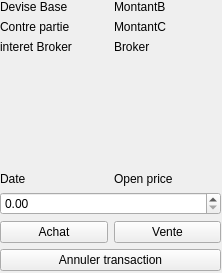
The window that source/TradingSimulator/modemanuelwidget.ui (VSahanaa/LO21_TrandingSimulator) describes before a commit, drawn with Qt 5.
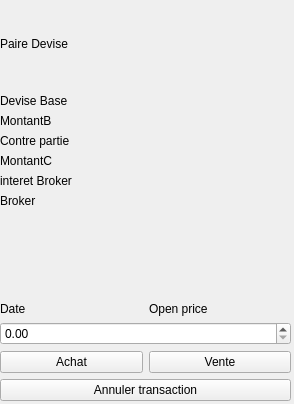
The same window after the commit.

```diff
--- a/source/TradingSimulator/modemanuelwidget.ui
+++ b/source/TradingSimulator/modemanuelwidget.ui
@@ -6,8 +6,8 @@
    <rect>
     <x>0</x>
     <y>0</y>
-    <width>222</width>
-    <height>273</height>
+    <width>294</width>
+    <height>404</height>
    </rect>
   </property>
   <property name="windowTitle">
@@ -18,60 +18,82 @@
     <rect>
      <x>0</x>
      <y>0</y>
-     <width>221</width>
-     <height>271</height>
+     <width>291</width>
+     <height>401</height>
     </rect>
    </property>
    <layout class="QVBoxLayout" name="VL_menu">
     <item>
      <layout class="QVBoxLayout" name="VL_menuTransaction">
+      <item>
+       <widget class="QLabel" name="pairelabel">
+        <property name="sizePolicy">
+         <sizepolicy hsizetype="Preferred" vsizetype="Expanding">
+          <horstretch>0</horstretch>
+          <verstretch>0</verstretch>
+         </sizepolicy>
+        </property>
+        <property name="maximumSize">
+         <size>
+          <width>16777215</width>
+          <height>10777215</height>
+         </size>
+        </property>
+        <property name="text">
+         <string>Paire Devise</string>
+        </property>
+       </widget>
+      </item>
       <item>
        <layout class="QHBoxLayout" name="HL_infoDate">
         <item>
-         <layout class="QGridLayout" name="gridLayout_2">
-          <item row="0" column="1">
+         <layout class="QGridLayout" name="gridLayout_2"/>
+        </item>
+       </layout>
+      </item>
+      <item>
+       <layout class="QVBoxLayout" name="verticalLayout">
+        <item>
+         <widget class="QLabel" name="label">
+          <property name="text">
+           <string>Devise Base</string>
+          </property>
+         </widget>
+        </item>
+        <item>
            <widget class="QLabel" name="label_montantBase">
             <property name="text">
              <string>MontantB</string>
             </property>
            </widget>
           </item>
-          <item row="2" column="0">
+        <item>
            <widget class="QLabel" name="label_2">
             <property name="text">
              <string>Contre partie</string>
             </property>
            </widget>
           </item>
-          <item row="3" column="1">
-           <widget class="QLabel" name="label_broker">
-            <property name="text">
-             <string>Broker</string>
-            </property>
-           </widget>
-          </item>
-          <item row="3" column="0">
-           <widget class="QLabel" name="label_3">
-            <property name="text">
-             <string>interet Broker</string>
-            </property>
-           </widget>
-          </item>
-          <item row="0" column="0">
-           <widget class="QLabel" name="label">
-            <property name="text">
-             <string>Devise Base</string>
-            </property>
-           </widget>
-          </item>
-          <item row="2" column="1">
+        <item>
            <widget class="QLabel" name="label_montantContrepartie">
             <property name="text">
              <string>MontantC</string>
             </property>
            </widget>
           </item>
-         </layout>
+        <item>
+         <widget class="QLabel" name="label_3">
+          <property name="text">
+           <string>interet Broker</string>
+          </property>
+         </widget>
+        </item>
+        <item>
+         <widget class="QLabel" name="label_broker">
+          <property name="text">
+           <string>Broker</string>
+          </property>
+         </widget>
         </item>
        </layout>
       </item>
```
Lines whose indentation alone changed are shown as unchanged.
